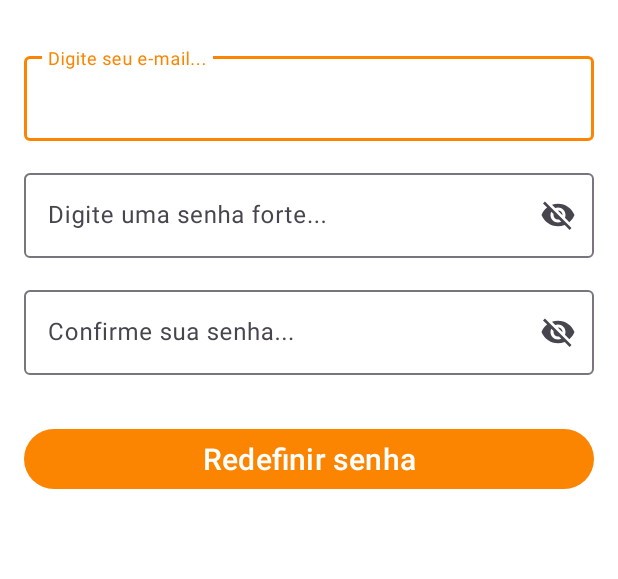
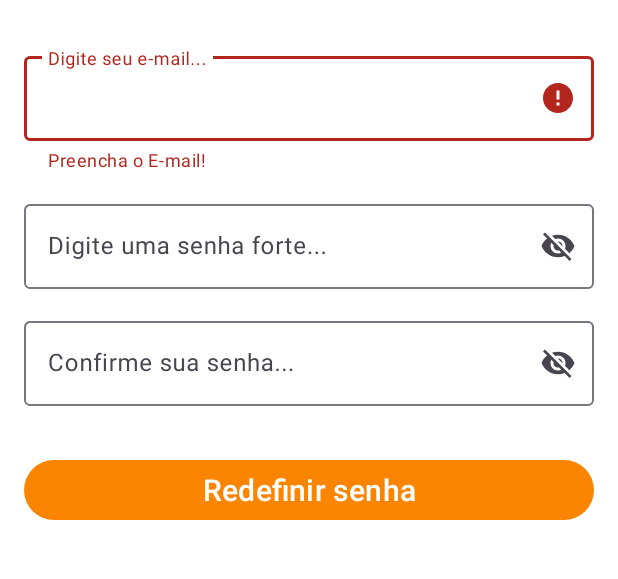
Before and after one commit to Tleofreitas/AdoteJR, an Android app: the RedefinirSenhaActivity screen opened directly, with no data from a screen before it, after a tap on an icon or button, on a phone screen of 412 x 824 dp, the part 444-1023 px from its top. Run offline under Robolectric (Android 15) with nearby library versions, the phone set to English and light mode, and no system bars; our stand-ins replace Firebase (no records; nobody signed in at launch, a user with empty details on screens opened directly); 1 other tap on this screen came first.

Commit message:
Redefinição de senha iniciado

```diff
--- a/app/src/main/java/com/example/adotejr/CadastroActivity.kt
+++ b/app/src/main/java/com/example/adotejr/CadastroActivity.kt
@@ -99,7 +99,6 @@ class CadastroActivity : AppCompatActivity() {
                 exibirMensagem("E-mail inválido, verifique o e-mail digitado!")
             }
         }
-
     }
 
     private fun salvarUsuarioFirestore(usuario: Usuario) {
--- a/app/src/main/java/com/example/adotejr/LoginActivity.kt
+++ b/app/src/main/java/com/example/adotejr/LoginActivity.kt
@@ -37,7 +37,7 @@ class LoginActivity : AppCompatActivity() {
         */
         incializarToolbar()
         inicializarEventosClique()
-        // firebaseAuth.signOut()
+        firebaseAuth.signOut()
     }
 
     override fun onStart() {
--- a/app/src/main/res/layout/activity_redefinir_senha.xml
+++ b/app/src/main/res/layout/activity_redefinir_senha.xml
@@ -32,7 +32,7 @@
         app:srcCompat="@drawable/logo_completo_cima_laranja" />
 
     <com.google.android.material.textfield.TextInputLayout
-        android:id="@+id/textInputEmailLogin"
+        android:id="@+id/textInputEmailRedefinir"
         android:layout_width="0dp"
         android:layout_height="wrap_content"
         android:layout_marginStart="16dp"
@@ -44,6 +44,7 @@
         app:layout_constraintTop_toBottomOf="@+id/imageView">
 
         <com.google.android.material.textfield.TextInputEditText
+            android:id="@+id/editEmailRedefinir"
             android:layout_width="match_parent"
             android:layout_height="wrap_content"
             android:hint="Digite seu e-mail..."
@@ -51,7 +52,7 @@
     </com.google.android.material.textfield.TextInputLayout>
 
     <com.google.android.material.textfield.TextInputLayout
-        android:id="@+id/textInputSenhaInterna"
+        android:id="@+id/textInputSenhaNova"
         android:layout_width="0dp"
         android:layout_height="wrap_content"
         android:layout_marginStart="16dp"
@@ -61,9 +62,10 @@
         app:layout_constraintEnd_toEndOf="parent"
         app:layout_constraintHorizontal_bias="0.5"
         app:layout_constraintStart_toStartOf="parent"
-        app:layout_constraintTop_toBottomOf="@+id/textInputEmailLogin">
+        app:layout_constraintTop_toBottomOf="@+id/textInputEmailRedefinir">
 
         <com.google.android.material.textfield.TextInputEditText
+            android:id="@+id/editSenhaRedefinir"
             android:layout_width="match_parent"
             android:layout_height="wrap_content"
             android:hint="Digite uma senha forte..."
@@ -71,7 +73,7 @@
     </com.google.android.material.textfield.TextInputLayout>
 
     <com.google.android.material.textfield.TextInputLayout
-        android:id="@+id/textInputNome"
+        android:id="@+id/textInputSenhaNovaConfirmar"
         android:layout_width="0dp"
         android:layout_height="wrap_content"
         android:layout_marginStart="16dp"
@@ -80,16 +82,17 @@
         app:endIconMode="password_toggle"
         app:layout_constraintEnd_toEndOf="parent"
         app:layout_constraintStart_toStartOf="parent"
-        app:layout_constraintTop_toBottomOf="@+id/textInputSenhaInterna">
+        app:layout_constraintTop_toBottomOf="@+id/textInputSenhaNova">
 
         <com.google.android.material.textfield.TextInputEditText
+            android:id="@+id/editSenhaConfirmar"
             android:layout_width="match_parent"
             android:layout_height="wrap_content"
             android:hint="Confirme sua senha..." />
     </com.google.android.material.textfield.TextInputLayout>
 
     <Button
-        android:id="@+id/btnChecarSenhaInterna"
+        android:id="@+id/btnChecarSenhas"
         android:layout_width="0dp"
         android:layout_height="wrap_content"
         android:layout_marginStart="16dp"
@@ -100,6 +103,6 @@
         app:layout_constraintEnd_toEndOf="parent"
         app:layout_constraintHorizontal_bias="0.5"
         app:layout_constraintStart_toStartOf="parent"
-        app:layout_constraintTop_toBottomOf="@+id/textInputNome" />
+        app:layout_constraintTop_toBottomOf="@+id/textInputSenhaNovaConfirmar" />
 
 </androidx.constraintlayout.widget.ConstraintLayout>
```
Also changed, not shown: app/src/main/java/com/example/adotejr/RedefinirSenhaActivity.kt (+100 -0 lines).
